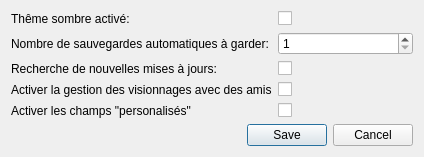
The window that src/ui/dialogs/settings.ui (seigneurfuo/MyAnimeManager3) describes before a commit, drawn with Qt 5.
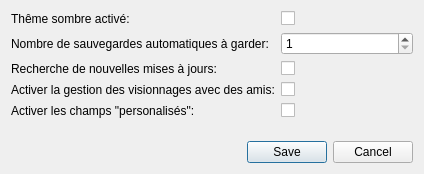
The same window after the commit. Icons and pictures are not drawn.

Commit message: Corrections dans l'affichage des paramétrages.

```diff
--- a/src/ui/dialogs/settings.ui
+++ b/src/ui/dialogs/settings.ui
@@ -10,7 +10,7 @@
     <x>0</x>
     <y>0</y>
     <width>424</width>
-    <height>152</height>
+    <height>174</height>
    </rect>
   </property>
   <property name="windowTitle">
@@ -43,7 +43,7 @@
      <item row="3" column="0">
       <widget class="QLabel" name="label_4">
        <property name="text">
-        <string>Activer la gestion des visionnages avec des amis</string>
+        <string>Activer la gestion des visionnages avec des amis:</string>
        </property>
       </widget>
      </item>
@@ -85,7 +85,7 @@
      <item row="4" column="0">
       <widget class="QLabel" name="label_5">
        <property name="text">
-        <string>Activer les champs &quot;personalisés&quot;</string>
+        <string>Activer les champs &quot;personalisés&quot;:</string>
        </property>
       </widget>
      </item>
```
